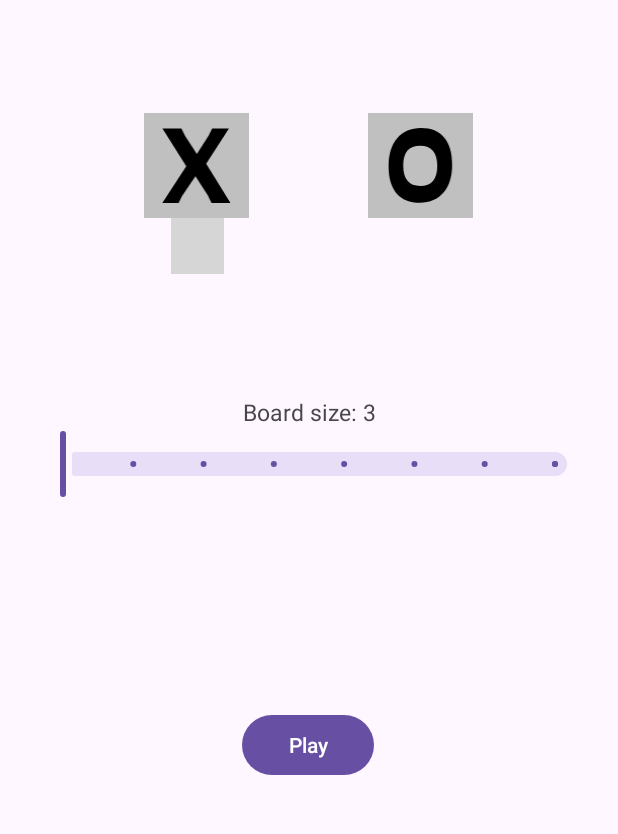
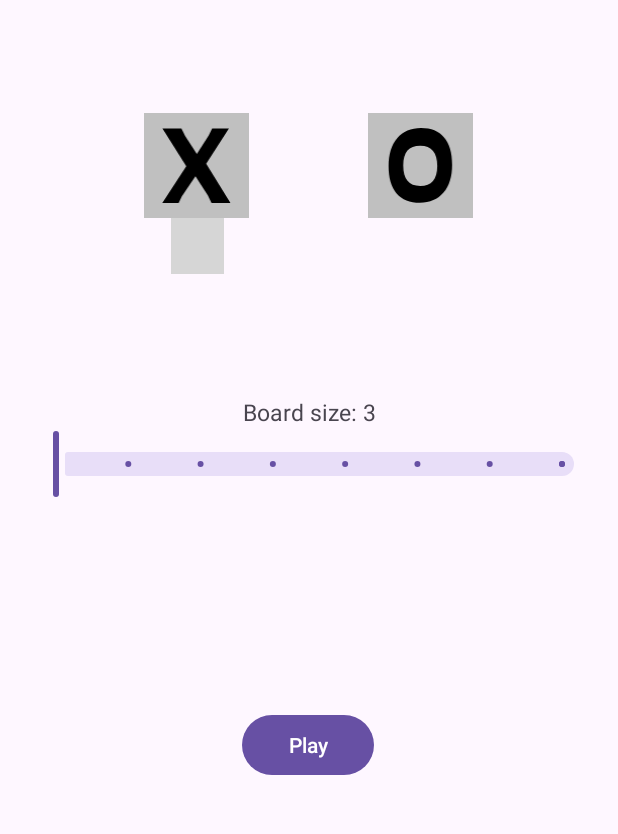
Before and after one commit to LannoySeb/TicTacToe, an Android app: the screen it shows after launch (MainActivity), on a phone screen of 412 x 824 dp, the part 241-1075 px from its top. Run offline under Robolectric (Android 15) with nearby library versions, the phone set to English and light mode, and no system bars; our stand-ins replace navigation-ui; grey boxes are pictures that could not be loaded.

Commit message:
better xmls

```diff
--- a/app/src/main/res/layout/fragment_main_menu.xml
+++ b/app/src/main/res/layout/fragment_main_menu.xml
@@ -75,7 +75,7 @@
         android:id="@+id/boardSizeTextView"
         android:layout_width="wrap_content"
         android:layout_height="wrap_content"
-        android:text="Board Size"
+        android:text="@string/board_size"
         app:layout_constraintBottom_toTopOf="@+id/boardSizeSlider"
         app:layout_constraintEnd_toEndOf="parent"
         app:layout_constraintStart_toStartOf="parent"
@@ -87,8 +87,8 @@
         android:id="@+id/boardSizeSlider"
         android:layout_width="match_parent"
         android:layout_height="wrap_content"
-        android:layout_marginStart="20dp"
-        android:layout_marginEnd="20dp"
+        android:layout_marginStart="@dimen/default_margin"
+        android:layout_marginEnd="@dimen/default_margin"
         android:valueFrom="3"
         android:valueTo="10"
         android:stepSize="1"
--- a/app/src/main/res/values/strings.xml
+++ b/app/src/main/res/values/strings.xml
@@ -5,4 +5,5 @@
     <string name="win_title">It is a win</string>
     <string name="lose_title">It is a lose</string>
     <string name="reset_title">Replay</string>
+    <string name="board_size">Board size: </string>
 </resources>
```
